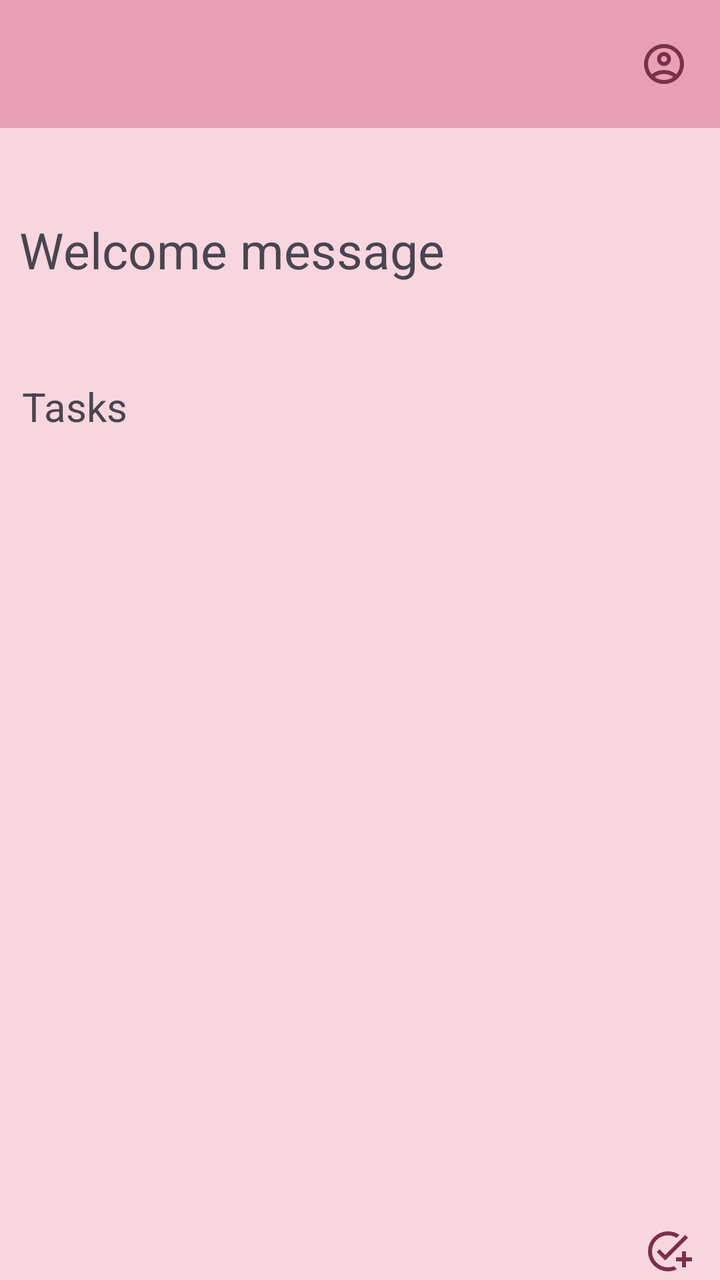
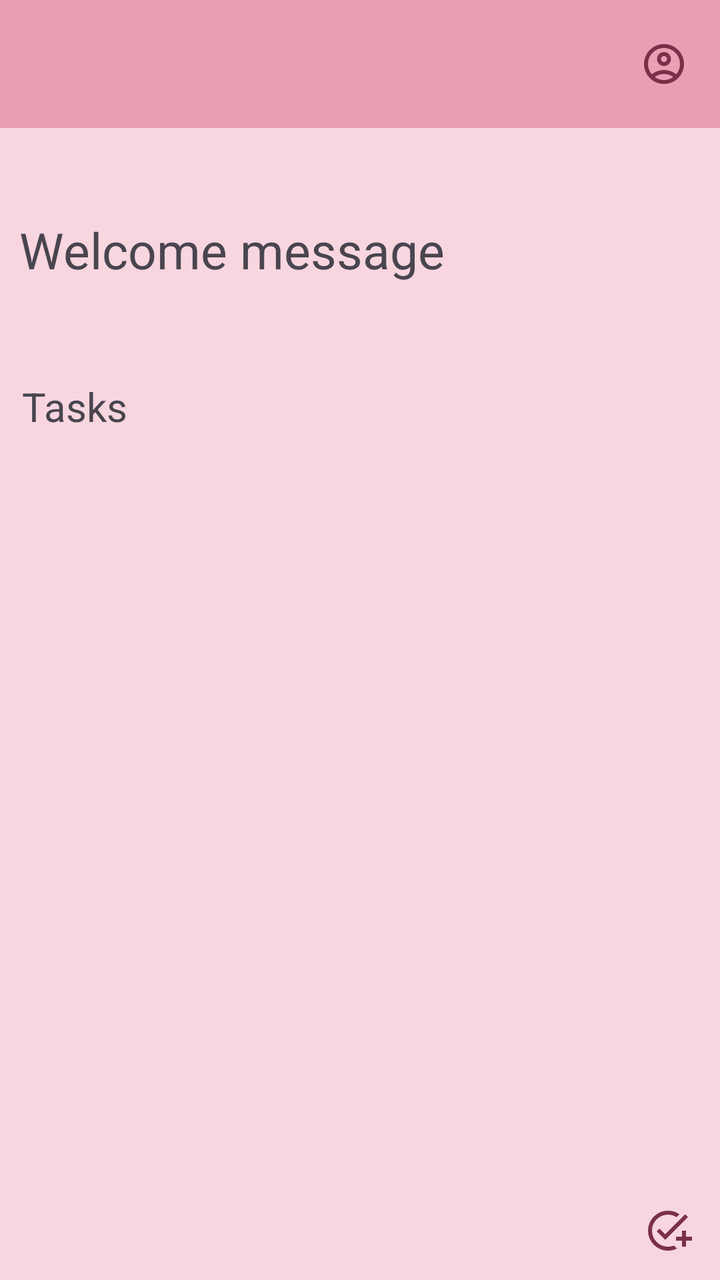

Before-and-after screenshots of an Android layout around one commit, followed by the original layout XML and the change that was made.
<!-- AndroidManifest.xml: application theme Theme.MyApp -->
<!-- res/layout/activity_home_page.xml -->
<?xml version="1.0" encoding="utf-8"?>
<androidx.constraintlayout.widget.ConstraintLayout xmlns:android="http://schemas.android.com/apk/res/android"
    xmlns:app="http://schemas.android.com/apk/res-auto"
    xmlns:tools="http://schemas.android.com/tools"
    android:id="@+id/main"
    android:layout_width="match_parent"
    android:layout_height="match_parent"
    android:background="#F8D6DF"
    tools:context=".HomePageActivity">

    <androidx.appcompat.widget.Toolbar
        android:id="@+id/homePageToolbar"
        android:layout_width="0dp"
        android:layout_height="wrap_content"
        android:background="#E9A0B5"
        android:minHeight="?attr/actionBarSize"
        android:theme="?attr/actionBarTheme"
        app:layout_constraintEnd_toEndOf="parent"
        app:layout_constraintStart_toStartOf="parent"
        app:layout_constraintTop_toTopOf="parent" />

    <ImageButton
        android:id="@+id/accountImageButton"
        android:layout_width="24dp"
        android:layout_height="24dp"
        android:layout_marginEnd="16dp"
        android:background="#00FFFFFF"
        app:layout_constraintBottom_toBottomOf="@+id/homePageToolbar"
        app:layout_constraintEnd_toEndOf="parent"
        app:layout_constraintTop_toTopOf="@+id/homePageToolbar"
        app:srcCompat="@drawable/account_circle" />

    <TextView
        android:id="@+id/welcomeTextView"
        android:layout_width="wrap_content"
        android:layout_height="wrap_content"
        android:layout_marginTop="44dp"
        android:text="Welcome message"
        android:textSize="25sp"
        app:layout_constraintEnd_toEndOf="parent"
        app:layout_constraintHorizontal_bias="0.066"
        app:layout_constraintStart_toStartOf="parent"
        app:layout_constraintTop_toBottomOf="@+id/homePageToolbar" />

    <TextView
        android:id="@+id/headerTextView"
        android:layout_width="wrap_content"
        android:layout_height="wrap_content"
        android:layout_marginTop="48dp"
        android:text="Tasks"
        android:textSize="20sp"
        app:layout_constraintEnd_toEndOf="parent"
        app:layout_constraintHorizontal_bias="0.036"
        app:layout_constraintStart_toStartOf="parent"
        app:layout_constraintTop_toBottomOf="@+id/welcomeTextView" />

    <ListView
        android:id="@+id/taskListView"
        android:layout_width="0dp"
        android:layout_height="380dp"
        android:layout_marginStart="12dp"
        app:layout_constraintBottom_toBottomOf="parent"
        app:layout_constraintEnd_toEndOf="parent"
        app:layout_constraintHorizontal_bias="1.0"
        app:layout_constraintStart_toStartOf="parent"
        app:layout_constraintTop_toBottomOf="@+id/headerTextView"
        app:layout_constraintVertical_bias="0.291" />

    <ImageButton
        android:id="@+id/addTaskImageButton"
        android:layout_width="wrap_content"
        android:layout_height="wrap_content"
        android:background="#00FFFFFF"
        app:layout_constraintBottom_toBottomOf="parent"
        app:layout_constraintEnd_toEndOf="parent"
        app:layout_constraintHorizontal_bias="0.958"
        app:layout_constraintStart_toStartOf="parent"
        app:layout_constraintTop_toBottomOf="@+id/taskListView"
        app:layout_constraintVertical_bias="0.647"
        app:srcCompat="@drawable/add_task" />


</androidx.constraintlayout.widget.ConstraintLayout>
<!-- resources referenced by this layout -->
<resources>
  <!-- drawable account_circle (drawable) -->
  <vector xmlns:android="http://schemas.android.com/apk/res/android" android:height="24dp" android:tint="#7A3048" android:viewportHeight="960" android:viewportWidth="960" android:width="24dp">
        
      <path android:fillColor="@android:color/white" android:pathData="M234,684Q285,645 348,622.5Q411,600 480,600Q549,600 612,622.5Q675,645 726,684Q761,643 780.5,591Q800,539 800,480Q800,347 706.5,253.5Q613,160 480,160Q347,160 253.5,253.5Q160,347 160,480Q160,539 179.5,591Q199,643 234,684ZM380.5,479.5Q340,439 340,380Q340,321 380.5,280.5Q421,240 480,240Q539,240 579.5,280.5Q620,321 620,380Q620,439 579.5,479.5Q539,520 480,520Q421,520 380.5,479.5ZM480,880Q397,880 324,848.5Q251,817 197,763Q143,709 111.5,636Q80,563 80,480Q80,397 111.5,324Q143,251 197,197Q251,143 324,111.5Q397,80 480,80Q563,80 636,111.5Q709,143 763,197Q817,251 848.5,324Q880,397 880,480Q880,563 848.5,636Q817,709 763,763Q709,817 636,848.5Q563,880 480,880ZM580,784.5Q627,769 666,740Q627,711 580,695.5Q533,680 480,680Q427,680 380,695.5Q333,711 294,740Q333,769 380,784.5Q427,800 480,800Q533,800 580,784.5ZM523,423Q540,406 540,380Q540,354 523,337Q506,320 480,320Q454,320 437,337Q420,354 420,380Q420,406 437,423Q454,440 480,440Q506,440 523,423ZM480,380Q480,380 480,380Q480,380 480,380Q480,380 480,380Q480,380 480,380Q480,380 480,380Q480,380 480,380Q480,380 480,380Q480,380 480,380ZM480,740Q480,740 480,740Q480,740 480,740Q480,740 480,740Q480,740 480,740Q480,740 480,740Q480,740 480,740Q480,740 480,740Q480,740 480,740Z"/>
      
  </vector>
  <!-- drawable add_task (drawable) -->
  <vector xmlns:android="http://schemas.android.com/apk/res/android" android:height="24dp" android:tint="#7A3048" android:viewportHeight="960" android:viewportWidth="960" android:width="24dp">
        
      <path android:fillColor="@android:color/white" android:pathData="M480,880Q397,880 324,848.5Q251,817 197,763Q143,709 111.5,636Q80,563 80,480Q80,397 111.5,324Q143,251 197,197Q251,143 324,111.5Q397,80 480,80Q545,80 603,99Q661,118 710,152L652,211Q614,187 571,173.5Q528,160 480,160Q347,160 253.5,253.5Q160,347 160,480Q160,613 253.5,706.5Q347,800 480,800Q512,800 542,794Q572,788 600,777L660,838Q619,858 574,869Q529,880 480,880ZM760,800L760,680L640,680L640,600L760,600L760,480L840,480L840,600L960,600L960,680L840,680L840,800L760,800ZM424,664L254,494L310,438L424,552L824,151L880,207L424,664Z"/>
      
  </vector>
  <style name="Theme.MyApp" parent="Base.Theme.MyApp" />
  <style name="Base.Theme.MyApp" parent="Theme.Material3.DayNight.NoActionBar">
          
          
      </style>
</resources>

<!-- the commit's change to res/layout/activity_home_page.xml (unified diff, before → after) -->
@@ -56,20 +56,20 @@
 
     <ListView
         android:id="@+id/taskListView"
-        android:layout_width="0dp"
-        android:layout_height="380dp"
-        android:layout_marginStart="12dp"
+        android:layout_width="380dp"
+        android:layout_height="370dp"
         app:layout_constraintBottom_toBottomOf="parent"
         app:layout_constraintEnd_toEndOf="parent"
-        app:layout_constraintHorizontal_bias="1.0"
+        app:layout_constraintHorizontal_bias="0.419"
         app:layout_constraintStart_toStartOf="parent"
         app:layout_constraintTop_toBottomOf="@+id/headerTextView"
-        app:layout_constraintVertical_bias="0.291" />
+        app:layout_constraintVertical_bias="0.215" />
 
     <ImageButton
         android:id="@+id/addTaskImageButton"
         android:layout_width="wrap_content"
         android:layout_height="wrap_content"
+        android:layout_marginBottom="10dp"
         android:background="#00FFFFFF"
         app:layout_constraintBottom_toBottomOf="parent"
         app:layout_constraintEnd_toEndOf="parent"
